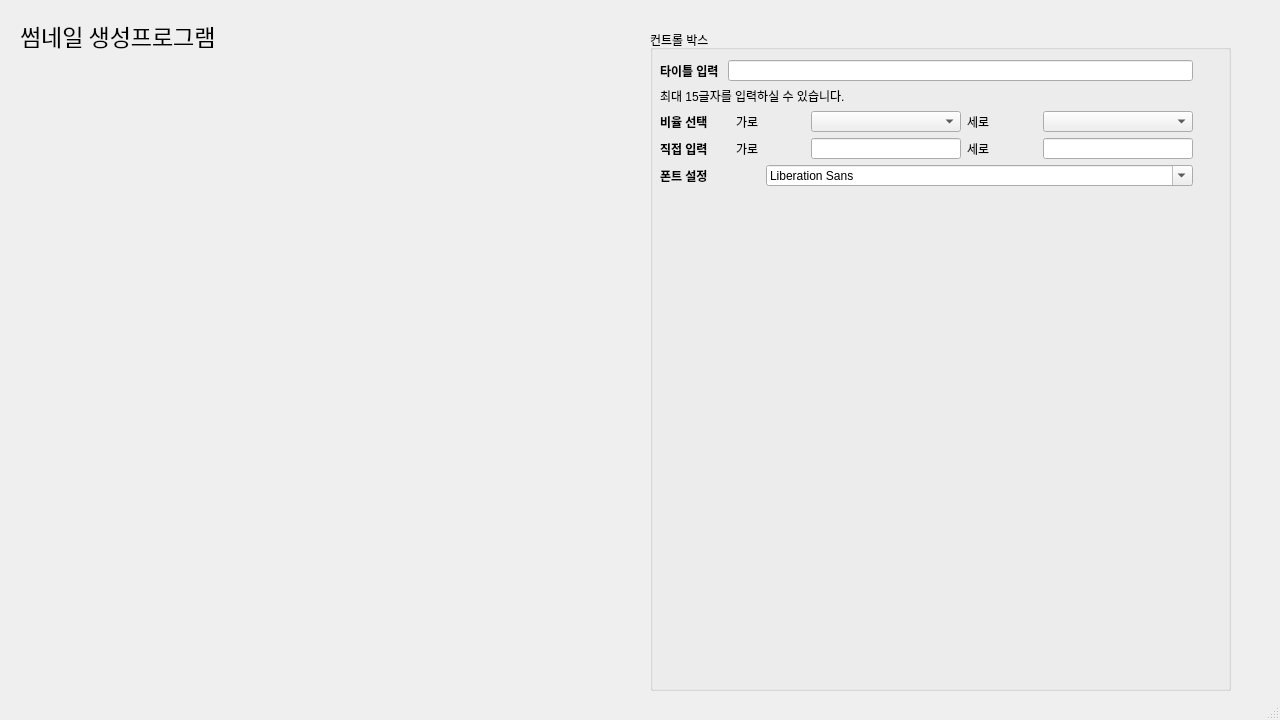
Before: the Qt Designer form mainWindow.ui in TaeKyoungAhn/Thumbnail_Project, drawn with Qt 5.
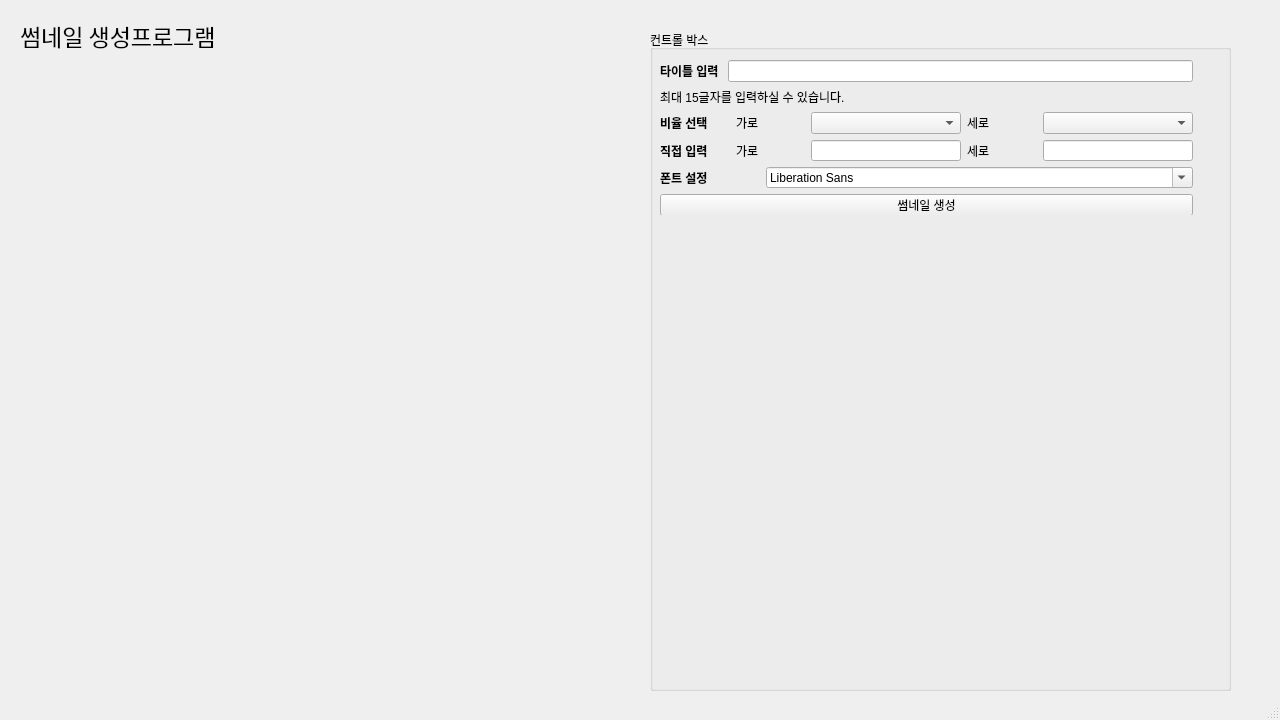
After: the same form once the commit is applied.

Commit message: UI 업데이트

Diff of the .ui file:
```diff
--- a/mainWindow.ui
+++ b/mainWindow.ui
@@ -64,7 +64,7 @@
        <x>10</x>
        <y>30</y>
        <width>533</width>
-       <height>126</height>
+       <height>155</height>
       </rect>
      </property>
      <layout class="QVBoxLayout" name="verticalLayout">
@@ -265,6 +265,13 @@
         </item>
        </layout>
       </item>
+      <item>
+       <widget class="QPushButton" name="pushButton">
+        <property name="text">
+         <string>썸네일 생성</string>
+        </property>
+       </widget>
+      </item>
      </layout>
     </widget>
    </widget>
```
The commit also changes 2 other files.
